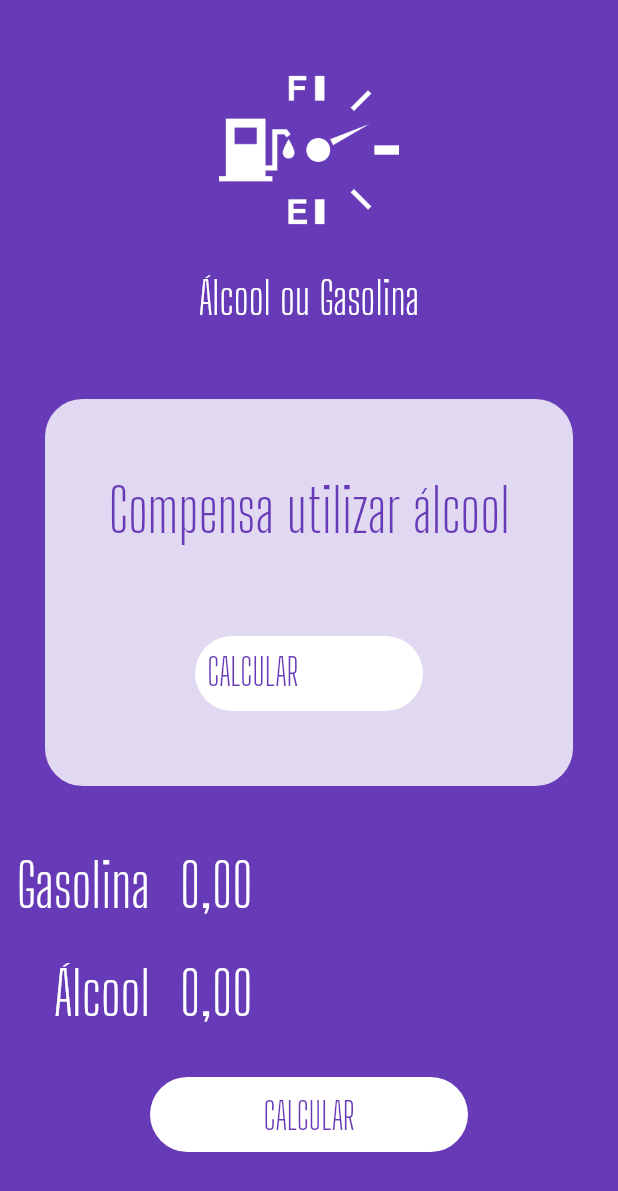
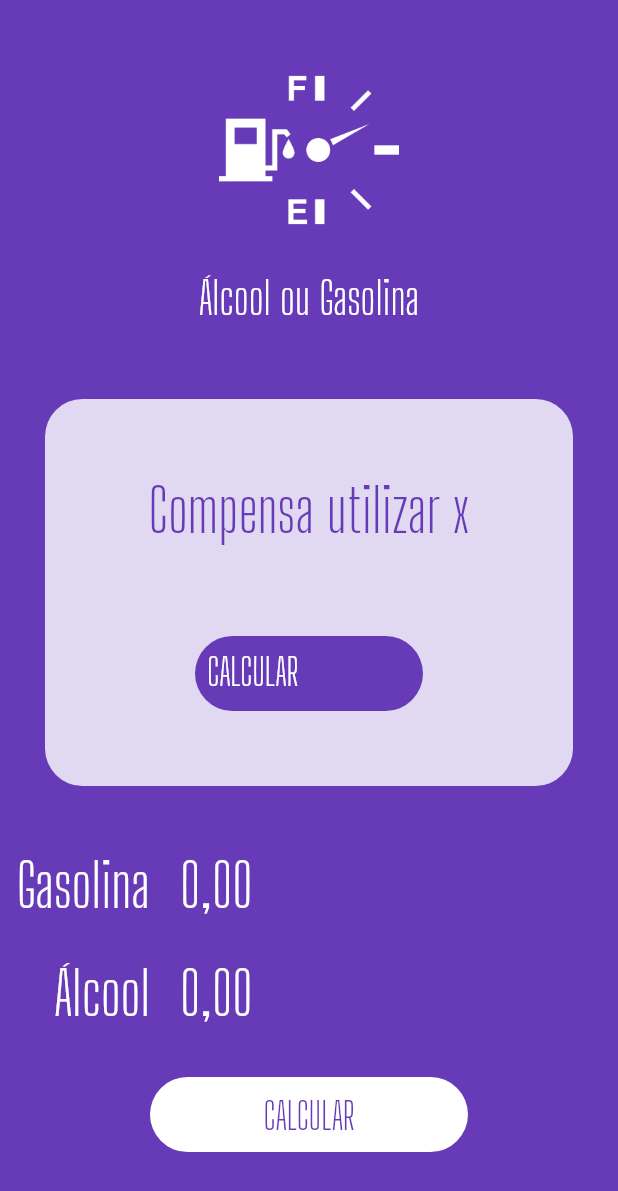
Before and after one commit to FillipeEduardo/Alcool-ou-Gasolina-Flutter, a Flutter app: the screen it shows after launch, on a phone screen of 412 x 824 dp. Shown: the top 1191 px of the screen. Run offline on Flutter 3.47's test engine with Material 2 defaults, Android fonts, the phone set to English and light mode, and no system bars; our stand-ins replace extended_masked_text.

Commit message:
pequenas correcoes nos construtores dos widgets criados

```diff
--- a/lib/main.dart
+++ b/lib/main.dart
@@ -1,6 +1,7 @@
 import 'package:aog/widgets/input.widget.dart';
 import 'package:aog/widgets/loading-button.widget.dart';
 import 'package:aog/widgets/logo.widget.dart';
+import 'package:aog/widgets/success.widget.dart';
 import 'package:flutter/material.dart';
 
 void main() {
@@ -33,52 +34,17 @@ class HomePage extends StatelessWidget {
       body: ListView(
         children: <Widget>[
           const Logo(),
-          Container(
-            margin: const EdgeInsets.all(
-              30,
+          Success(
+            reset: (){ },
+            result: "Compensa utilizar x",
             ),
-            decoration: BoxDecoration(
-              color: Colors.white.withOpacity(0.8),
-              borderRadius: BorderRadius.circular(
-                25,
-              ),
-            ),
-            child: Column(
-              children: <Widget>[
-                const SizedBox(
-                  height: 50,
-                ),
-                const Text(
-                  "Compensa utilizar álcool",
-                  style: TextStyle(
-                    fontFamily: "Big Shoulders Display",
-                    fontSize: 40,
-                    color: Colors.deepPurple,
-                  ),
-                  textAlign: TextAlign.center,
-                ),
-                const SizedBox(
-                  height: 40,
-                ),
-                LoadingButton(
-                  false,
-                  false,
-                  () {},
-                  "CALCULAR NOVAMENTE",
-                ),
-                const SizedBox(
-                  height: 30,
-                ),
-              ],
-            ),
-          ),
           Input("Gasolina"),
           Input("Álcool"),
           LoadingButton(
-            false,
-            false,
-            () {},
-            "CALCULAR",
+            busy: false,
+            invert: false,
+            func: (){},
+            text: "CALCULAR",
           ),
         ],
       ),
--- a/lib/widgets/loading-button.widget.dart
+++ b/lib/widgets/loading-button.widget.dart
@@ -7,19 +7,19 @@ class LoadingButton extends StatelessWidget {
   late Function func;
   var text = "";
 
-  LoadingButton(this.busy, this.invert, this.func, this.text);
+  LoadingButton({required this.busy, required this.invert, required this.func, required this.text});
 
   @override
   Widget build(BuildContext context) {
-    return busy? Container(
+    return busy
+    ? Container(
       alignment: Alignment.center,
       height: 50,
-      child: CircularProgressIndicator(
+      child:const CircularProgressIndicator(
         color: Colors.white,
       ),
     )
-    :
-    Container(
+    : Container(
       height: 50,
       width: 500,
       margin: const EdgeInsets.fromLTRB(100, 20, 100, 20),
--- /dev/null
+++ b/lib/widgets/success.widget.dart
@@ -0,0 +1,51 @@
+import 'package:flutter/material.dart';
+import 'loading-button.widget.dart';
+
+class Success extends StatelessWidget {
+  var result = "";
+  late Function reset;
+  Success ({required this.result, required this.reset});
+
+  @override
+  Widget build(BuildContext context) {
+    return Container(
+            margin: const EdgeInsets.all(
+              30,
+            ),
+            decoration: BoxDecoration(
+              color: Colors.white.withOpacity(0.8),
+              borderRadius: BorderRadius.circular(
+                25,
+              ),
+            ),
+            child: Column(
+              children: <Widget>[
+                const SizedBox(
+                  height: 50,
+                ),
+                Text(
+                  result,
+                  style:const TextStyle(
+                    fontFamily: "Big Shoulders Display",
+                    fontSize: 40,
+                    color: Colors.deepPurple,
+                  ),
+                  textAlign: TextAlign.center,
+                ),
+                const SizedBox(
+                  height: 40,
+                ),
+                LoadingButton(
+                  busy: false,
+                  invert: true,
+                  func: reset,
+                  text: "CALCULAR NOVAMENTE",
+                ),
+                const SizedBox(
+                  height: 30,
+                ),
+              ],
+            ),
+          );
+  }
+}
```
